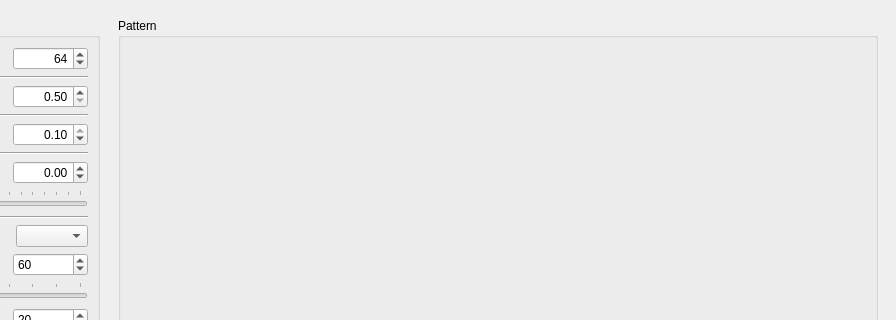
Above: array_analysis.ui from rookiepeng/antenna-array-analysis before the change; both pictures show x 171 to 1067 and y 0 to 320 of the 1067 by 767 pixel window. Below: the same form after it.
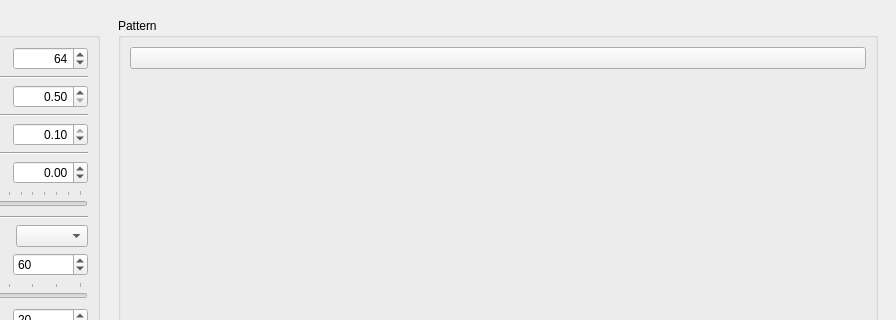
That is the form after the change. Icons and pictures are not drawn.

What changed in the file:
```diff
--- a/array_analysis.ui
+++ b/array_analysis.ui
@@ -496,10 +496,44 @@
       <property name="title">
        <string>Pattern</string>
       </property>
-      <layout class="QVBoxLayout" name="verticalLayout_3">
+      <layout class="QHBoxLayout" name="horizontalLayout_10">
        <item>
         <layout class="QVBoxLayout" name="figureLayout"/>
        </item>
+       <item>
+        <layout class="QVBoxLayout" name="verticalLayout_2">
+         <item>
+          <widget class="QPushButton" name="pushButton">
+           <property name="text">
+            <string/>
+           </property>
+           <property name="icon">
+            <iconset resource="res.qrc">
+             <normaloff>:/icons/res/clear.png</normaloff>:/icons/res/clear.png</iconset>
+           </property>
+           <property name="iconSize">
+            <size>
+             <width>32</width>
+             <height>32</height>
+            </size>
+           </property>
+          </widget>
+         </item>
+         <item>
+          <spacer name="verticalSpacer_2">
+           <property name="orientation">
+            <enum>Qt::Vertical</enum>
+           </property>
+           <property name="sizeHint" stdset="0">
+            <size>
+             <width>20</width>
+             <height>40</height>
+            </size>
+           </property>
+          </spacer>
+         </item>
+        </layout>
+       </item>
       </layout>
      </widget>
     </item>
```
Left out of the diff: 4 changed lines with no effect on the pictures.
